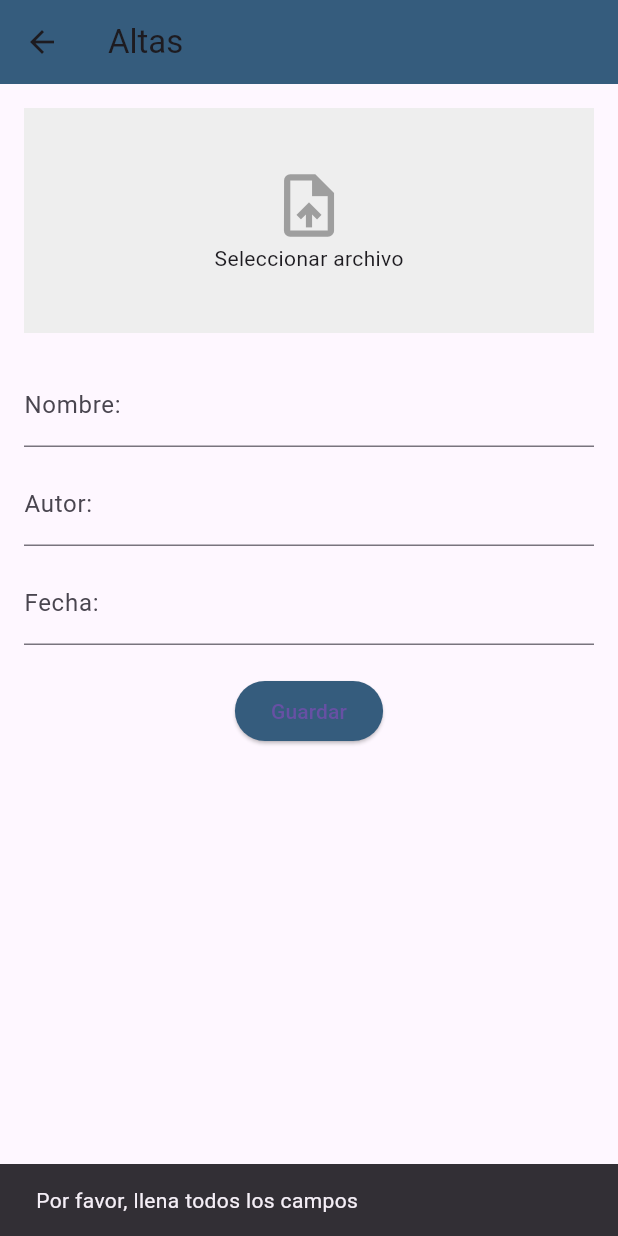
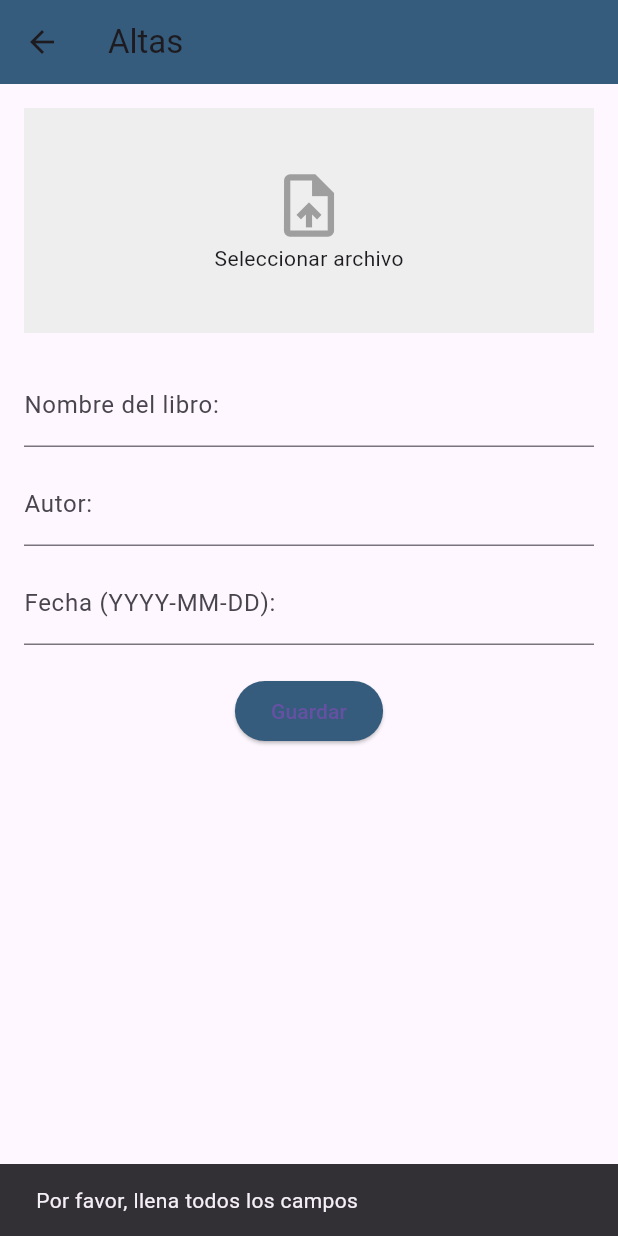
Before and after one commit to TDroidX/E-Book-Flutter, a Flutter app: the AltaLibroPage screen opened directly, after a tap on "Guardar", on a phone screen of 412 x 824 dp. Run offline on Flutter 3.47's test engine with Material 3 defaults, Android fonts, the phone set to English and light mode, and no system bars; our stand-ins replace file_picker, shared_preferences; accounts and stored records are empty.

```diff
--- a/lib/crudLibros/altaLibro.dart
+++ b/lib/crudLibros/altaLibro.dart
@@ -13,16 +13,19 @@ class _AltaLibroPageState extends State<AltaLibroPage> {
   String autor = '';
   String fecha = '';
 
+  final tituloRegex = RegExp(r'^[a-zA-Z0-9\s]+$');
+  final autorRegex = RegExp(r'^[a-zA-Z\s]+$');
+
   Future<void> seleccionarArchivo() async {
     final result = await FilePicker.platform.pickFiles(
       type: FileType.custom,
-      allowedExtensions: ['pdf', 'epub'], // Solo archivos PDF y EPUB
+      allowedExtensions: ['pdf', 'epub'],
     );
 
     if (result != null && result.files.isNotEmpty) {
       setState(() {
-        fileName = result.files.first.name; // Nombre del archivo
-        filePath = result.files.first.path; // Ruta del archivo
+        fileName = result.files.first.name;
+        filePath = result.files.first.path;
       });
     }
   }
@@ -35,7 +38,28 @@ class _AltaLibroPageState extends State<AltaLibroPage> {
       return;
     }
 
-    // Aquí podrías pasar los datos a la pantalla anterior o guardarlos en una base de datos
+    if (!tituloRegex.hasMatch(titulo)) {
+      ScaffoldMessenger.of(context).showSnackBar(
+        SnackBar(content: Text("El nombre del libro solo debe contener letras, números y espacios")),
+      );
+      return;
+    }
+
+    if (!autorRegex.hasMatch(autor)) {
+      ScaffoldMessenger.of(context).showSnackBar(
+        SnackBar(content: Text("El nombre del autor solo debe contener letras")),
+      );
+      return;
+    }
+
+    final dateRegex = RegExp(r'^\d{4}-\d{2}-\d{2}$');
+    if (!dateRegex.hasMatch(fecha)) {
+      ScaffoldMessenger.of(context).showSnackBar(
+        SnackBar(content: Text("La fecha debe tener el formato: YYYY-MM-DD")),
+      );
+      return;
+    }
+
     Navigator.pop(context, {
       'titulo': titulo,
       'autor': autor,
@@ -82,7 +106,7 @@ class _AltaLibroPageState extends State<AltaLibroPage> {
             ),
             SizedBox(height: 20),
             TextField(
-              decoration: InputDecoration(labelText: "Nombre:"),
+              decoration: InputDecoration(labelText: "Nombre del libro:"),
               onChanged: (value) {
                 setState(() {
                   titulo = value;
@@ -100,8 +124,8 @@ class _AltaLibroPageState extends State<AltaLibroPage> {
             ),
             SizedBox(height: 10),
             TextField(
-              decoration: InputDecoration(labelText: "Fecha:"),
-              keyboardType: TextInputType.number,
+              decoration: InputDecoration(labelText: "Fecha (YYYY-MM-DD):"),
+              keyboardType: TextInputType.datetime,
               onChanged: (value) {
                 setState(() {
                   fecha = value;
--- a/pubspec.yaml
+++ b/pubspec.yaml
@@ -32,6 +32,7 @@ dependencies:
     sdk: flutter
   file_picker: ^5.3.1
   open_filex: ^4.5.0
+  flutter_pdfview: ^1.3.4
 
   # The following adds the Cupertino Icons font to your application.
   # Use with the CupertinoIcons class for iOS style icons.
```
Also changed, not shown: lib/libros/librosDoc.dart (+131 -15 lines), pubspec.lock.
